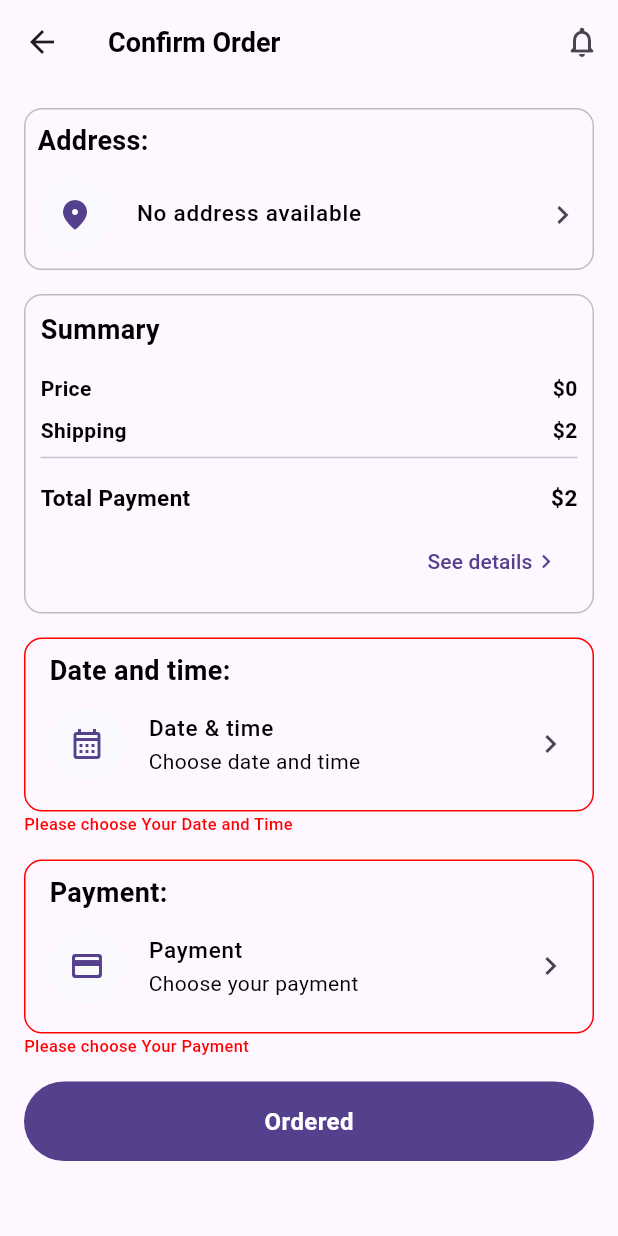
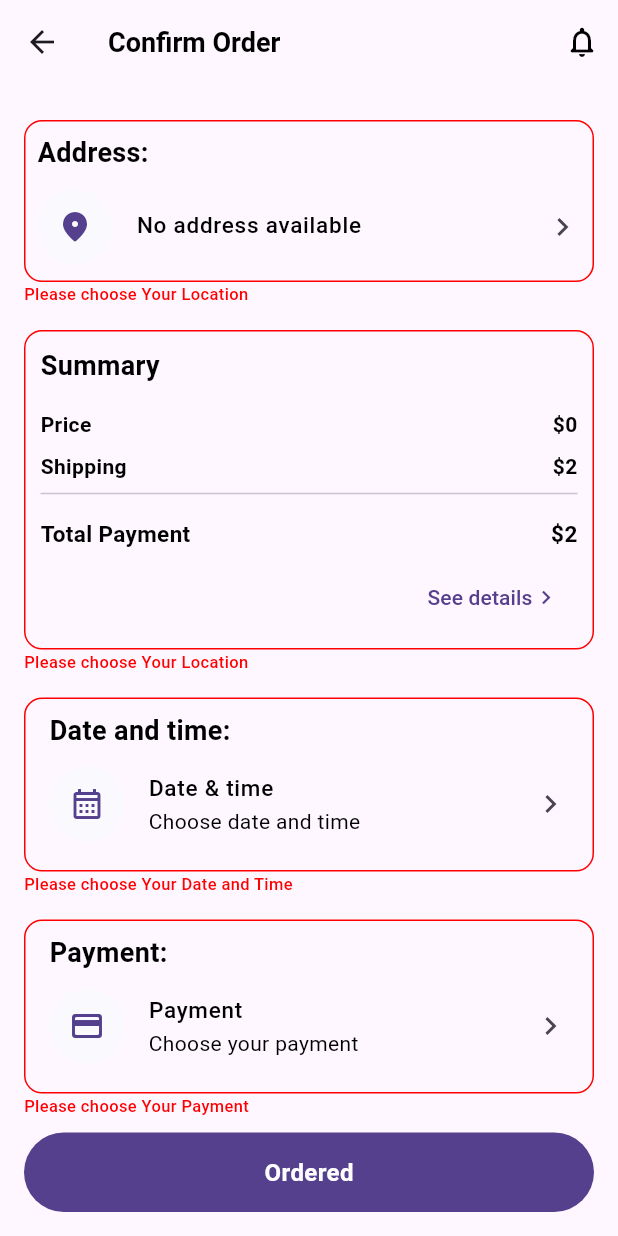
Before and after one commit to ahmedyaser12/bazar, a Flutter app: the ConfirmOrderScreen screen opened directly, after a tap on "Ordered", on a phone screen of 412 x 824 dp. Run offline on Flutter 3.47's test engine with Material 3 defaults, Android fonts, the phone set to English and light mode, and no system bars; our stand-ins replace bloc, cached_network_image, cloud_firestore, dio, dots_indicator, firebase_core and 19 more; missing offline and left inert: flutter_paypal_checkout, read_more_text; accounts and stored records are empty.

Commit message:
add animation to cart_screen and add some feature

```diff
--- a/lib/screens/book_detailes_screen/logic/book_details_cubit.dart
+++ b/lib/screens/book_detailes_screen/logic/book_details_cubit.dart
@@ -26,10 +26,11 @@
     emit(DetailsLoading());
     final response = await apiService.getBookDetails(id);
     if (response.status == Status.SUCCESS) {
-      print('idbookcubit$bookId');
       bookDetails = response.data;
       emit(DetailsLoaded(bookDetails!));
-      checkBookIsExist();
+      await getCartItems();
+      getProductCounterNumber();
+      await checkBookIsExist();
       print('success');
     } else if (response.status == Status.ERROR) {
       emit(Failure(response.errorMessage!));
@@ -74,6 +75,8 @@
   Future<void> getCartItems() async {
     cartItems = await firebaseService
         .getCartItems(CacheHelper().getData(key: ApiKey.id));
+    emit(GetCartItems());
+    print('heigher');
   }
 
   Future<bool> checkBookIsExist() async {
@@ -89,15 +92,17 @@
     var matchingItems = cartItems
         .where((element) => element['id'] == bookDetails!.id)
         .map((e) => e['num']);
-
+    print(matchingItems);
     // Check if there are any matching items
     if (matchingItems.isNotEmpty) {
       var matchingItem = matchingItems.first;
       counter = matchingItem;
+      print('1$counter');
       emit(GetCounterNumber());
       return matchingItem;
     } else {
       counter = 1;
+      print(counter);
       emit(GetCounterNumber());
       return 1;
     }
--- a/lib/screens/book_detailes_screen/logic/book_details_state.dart
+++ b/lib/screens/book_detailes_screen/logic/book_details_state.dart
@@ -30,3 +30,5 @@
 class GetCounterNumber extends BookDetailsState {}
 
 class CounterButton extends BookDetailsState {}
+
+class GetCartItems extends BookDetailsState {}
--- a/lib/screens/book_detailes_screen/ui/book_details.dart
+++ b/lib/screens/book_detailes_screen/ui/book_details.dart
@@ -53,9 +53,7 @@
   @override
   void initState() {
     super.initState();
-    context.read<BookDetailsCubit>().getCartItems();
     context.read<BookDetailsCubit>().getBookDetailed(widget.bookId);
-    context.read<BookDetailsCubit>().getProductCounterNumber();
   }
 
   @override
@@ -125,7 +123,7 @@
                               width: context.read<BookDetailsCubit>().isExist
                                   ? 360
                                   : 0,
-                              height: 50,
+                              height: 60,
                               child: context.read<BookDetailsCubit>().isExist
                                   ? secondaryButton(context, 'View Cart').onTap(
                                       () {
@@ -149,13 +147,13 @@
                               width: context.read<BookDetailsCubit>().isExist
                                   ? 0
                                   : 360,
-                              height: 50,
+                              height: 60,
                               child: state is AddToCard
                                   ? const Center(
                                       child: CircularProgressIndicator(),
                                     )
                                   : primaryButton(
-                                      title: 'Continue shopping',
+                                      title: 'Add to Cart',
                                       borderRadius: 50,
                                     ).onTap(() {
                                       context
--- a/lib/screens/cart_screen/logic/card_screen_cubit.dart
+++ b/lib/screens/cart_screen/logic/card_screen_cubit.dart
@@ -23,6 +23,8 @@
   List<geo.Placemark>? addresses;
   bool isLocated = true;
   bool isTimeTaken = true;
+  bool isListEmpty = false;
+  bool hasShownAnimation = false;
 
   void getCartDetails() async {
     emit(CartLoading());
@@ -163,4 +165,16 @@
     isLocated = false;
     emit(ChangeIsLocated());
   }
+
+  void listIsEmpty() {
+    if (cartList.isEmpty) {
+      isListEmpty = true;
+      print(isListEmpty);
+      emit(ChangeListIsEmpty());
+    }else{
+      isListEmpty = false;
+      print(isListEmpty);
+      emit(ChangeListIsEmpty());
+    }
+  }
 }
--- a/lib/screens/cart_screen/logic/card_screen_state.dart
+++ b/lib/screens/cart_screen/logic/card_screen_state.dart
@@ -49,3 +49,4 @@
 class ChangeIsTimeTaken extends CardScreenState {}
 
 class ChangeIsLocated extends CardScreenState {}
+class ChangeListIsEmpty extends CardScreenState {}
--- a/lib/screens/cart_screen/ui/card_screen.dart
+++ b/lib/screens/cart_screen/ui/card_screen.dart
@@ -7,6 +7,7 @@
 import 'package:flutter/material.dart';
 import 'package:flutter_bloc/flutter_bloc.dart';
 
+import '../../../core/utils/colors.dart';
 import '../../../core/widget/app_buttons.dart';
 import '../logic/card_screen_cubit.dart';
 import 'widget/date_time_widget.dart';
@@ -32,8 +33,47 @@
   }
 }
 
-class ConfirmOrderScreen extends StatelessWidget {
+class ConfirmOrderScreen extends StatefulWidget {
   const ConfirmOrderScreen({super.key});
+
+  @override
+  ConfirmOrderScreenState createState() => ConfirmOrderScreenState();
+}
+
+class ConfirmOrderScreenState extends State<ConfirmOrderScreen>
+    with SingleTickerProviderStateMixin {
+  final GlobalKey<AnimatedListState> _listKey = GlobalKey<AnimatedListState>();
+  final List<Widget> _widgets = [
+    const AddressWidget(),
+    const SummaryWidget(),
+    const DateTimeWidget(),
+    const PaymentWidget(),
+  ];
+
+  // Flag to track if the animation has been shown
+
+  @override
+  void initState() {
+    super.initState();
+    print('initState ${context.read<CardScreenCubit>().hasShownAnimation}');
+    // Use a post frame callback to start the animation after the first frame is rendered
+    WidgetsBinding.instance.addPostFrameCallback((_) => _startAnimation());
+  }
+
+  void _startAnimation() async {
+    // Start the animation only if it hasn't been shown yet
+    if (!context.read<CardScreenCubit>().hasShownAnimation) {
+      print('in if ${context.read<CardScreenCubit>().hasShownAnimation}');
+      for (int i = 0; i < _widgets.length; i++) {
+        await Future.delayed(const Duration(milliseconds: 300));
+        _listKey.currentState?.insertItem(i);
+      }
+      print('out if ${context.read<CardScreenCubit>().hasShownAnimation}');
+      // Set the flag to true after showing the animation
+      context.read<CardScreenCubit>().hasShownAnimation = true;
+      print('change ${context.read<CardScreenCubit>().hasShownAnimation}');
+    }
+  }
 
   @override
   Widget build(BuildContext context) {
@@ -46,46 +86,75 @@
         ),
         actions: [
           IconButton(
-            icon: const Icon(Icons.notifications_none_rounded),
+            icon: Icon(
+              Icons.notifications_none_rounded,
+              color: Theme.of(context).brightness == Brightness.dark
+                  ? AppColors.whiteColor
+                  : AppColors.blackColor,
+            ),
             onPressed: () {
               // TODO: Implement edit action
             },
           ),
         ],
       ),
-      body: ListView(
+      body: Padding(
         padding: const EdgeInsets.all(16.0),
+        child: Column(
           children: [
-          const AddressWidget(),
-          const SizedBox(height: 16),
-          const SummaryWidget(),
-          const SizedBox(height: 16),
-          const DateTimeWidget(),
-          const SizedBox(height: 16),
-          const PaymentWidget(),
-          const SizedBox(height: 16),
-          primaryButton(title: 'Ordered', borderRadius: 50, verticalHeight: 15)
-              .onTap(() {
+            Flexible(
+              child: AnimatedList(
+                key: _listKey,
+                initialItemCount:
+                    context.read<CardScreenCubit>().hasShownAnimation
+                        ? _widgets.length
+                        : 0,
+                itemBuilder: (context, index, animation) {
+                  return SlideTransition(
+                    position: Tween<Offset>(
+                      begin: const Offset(1, 0),
+                      end: Offset.zero,
+                    ).animate(animation),
+                    child: Padding(
+                      padding: const EdgeInsets.symmetric(vertical: 8.0),
+                      child: _widgets[index],
+                    ),
+                  );
+                },
+              ),
+            ),
+            primaryButton(
+              title: 'Ordered',
+              borderRadius: 50,
+              verticalHeight: 15,
+            ).onTap(() {
               print(context.read<PaymentCubit>().paymentName);
 
               if (context.read<CardScreenCubit>().dateTimeString != null &&
-                //context.read<CardScreenCubit>().addresses != null &&
-                context.read<PaymentCubit>().paymentName != null) {
+                  context.read<CardScreenCubit>().addresses != null &&
+                  context.read<PaymentCubit>().paymentName != null &&
+                  context.read<CardScreenCubit>().cartList.isNotEmpty) {
                 context.navigateTo(RouteName.STATUSORDER);
                 context.read<CardScreenCubit>().addDeliveryTimeAndLocation();
               } else {
                 if (context.read<CardScreenCubit>().dateTimeString == null) {
                   context.read<CardScreenCubit>().changeIsTimeTaken();
                 }
-              // if (context.read<CardScreenCubit>().addresses == null) {
-              //   context.read<CardScreenCubit>().changeIsLocated();
-              // }
+                if (context.read<CardScreenCubit>().addresses == null) {
+                  context.read<CardScreenCubit>().changeIsLocated();
+                }
                 if (context.read<PaymentCubit>().paymentName == null) {
                   context.read<PaymentCubit>().changeIsPayment(false);
                 }
+                if (context.read<CardScreenCubit>().cartList.isEmpty) {
+                  context.read<CardScreenCubit>().listIsEmpty();
+                } else {
+                  context.read<CardScreenCubit>().listIsEmpty();
                 }
-          })
+              }
+            }),
           ],
+        ),
       ),
     );
   }
--- a/lib/screens/cart_screen/ui/widget/summary_widget.dart
+++ b/lib/screens/cart_screen/ui/widget/summary_widget.dart
@@ -13,10 +13,27 @@
 
   @override
   Widget build(BuildContext context) {
-    return Container(
+    return BlocBuilder<CardScreenCubit, CardScreenState>(
+        buildWhen: (_, state) => state is GetCart || state is ChangeListIsEmpty,
+        builder: (context, state) {
+          if (state is CartLoading) {
+            return const Center(
+              child: CircularProgressIndicator(),
+            );
+          }
+          final cartList = context.read<CardScreenCubit>().cartList;
+          final totalPrice =
+              context.read<CardScreenCubit>().getTotalPrice(cartList);
+          return Column(
+            crossAxisAlignment: CrossAxisAlignment.start,
+            children: [
+              Container(
                 decoration: BoxDecoration(
                   border: Border.all(
-          color: AppColors.greyColor, // Color of the border
+                    color: context.read<CardScreenCubit>().isListEmpty==true
+                        ? AppColors.redColor
+                        : AppColors.greyColor,
+                    // Color of the border
                     width: 1, // Width of the border
                   ),
                   borderRadius: BorderRadius.circular(12.0),
@@ -30,18 +47,7 @@
                       style: TextStyles.font18BlackBold(context),
                     ),
                     const SizedBox(height: 16.0),
-          BlocBuilder<CardScreenCubit, CardScreenState>(
-            buildWhen: (_, state) => state is GetCart,
-            builder: (context, state) {
-              if (state is CartLoading) {
-                return const Center(
-                  child: CircularProgressIndicator(),
-                );
-              }
-              final cartList = context.read<CardScreenCubit>().cartList;
-              final totalPrice =
-                  context.read<CardScreenCubit>().getTotalPrice(cartList);
-              return Column(
+                    Column(
                       children: [
                         Row(
                           mainAxisAlignment: MainAxisAlignment.spaceBetween,
@@ -122,11 +128,19 @@
                           ),
                         ),
                       ],
-              );
-            },
                     ),
                   ],
                 ),
+              ),
+              context.read<CardScreenCubit>().isListEmpty == true
+                  ? Text(
+                      'Please choose Your Location',
+                      style: TextStyles.font13grey500weight
+                          .copyWith(color: AppColors.redColor, fontSize: 11),
+                    )
+                  : Container(),
+            ],
           );
+        });
   }
 }
--- a/lib/screens/payment_screen/logic/payment_cubit.dart
+++ b/lib/screens/payment_screen/logic/payment_cubit.dart
@@ -15,6 +15,7 @@
   PaymentCubit(this.apiService, this.firebaseService) : super(PaymentInitial());
 
   bool isPayment = true;
+
   bool paypalLoading = false;
   String? paymentName;
 
```
Lines whose indentation alone changed are shown as unchanged.
